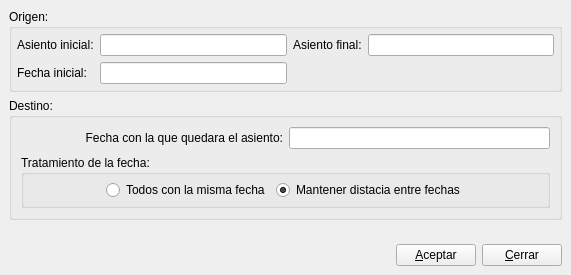
First picture: the form in bulmages/bulmacont/plugins/pluginbc_duplicarasiento/bcasientoduplicarbase.ui, repository eboladev/Bulmages-1, before the edit.
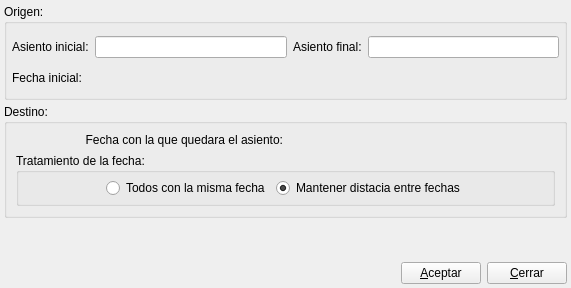
Second picture: the form after the edit. Icons and pictures are not drawn. Custom widgets are drawn as their Qt base class.

What changed in the file:
```diff
--- a/bulmages/bulmacont/plugins/pluginbc_duplicarasiento/bcasientoduplicarbase.ui
+++ b/bulmages/bulmacont/plugins/pluginbc_duplicarasiento/bcasientoduplicarbase.ui
@@ -1,12 +1,12 @@
 <ui version="4.0" >
  <class>DuplicarAsientoBase</class>
- <widget class="QDialog" name="DuplicarAsientoBase" >
-  <property name="geometry" >
+ <widget class="QDialog" name="DuplicarAsientoBase">
+  <property name="geometry">
    <rect>
     <x>0</x>
     <y>0</y>
     <width>571</width>
-    <height>275</height>
+    <height>288</height>
    </rect>
   </property>
   <property name="windowTitle" >
@@ -15,12 +15,12 @@
   <property name="windowIcon" >
    <iconset resource="../../bulmages.qrc" >:/BulmaCont32x32/images/png/i_bulmages.png</iconset>
   </property>
-  <layout class="QVBoxLayout" >
-   <property name="margin" >
-    <number>9</number>
+  <layout class="QVBoxLayout">
+   <property name="spacing">
+    <number>4</number>
    </property>
-   <property name="spacing" >
-    <number>6</number>
+   <property name="margin">
+    <number>4</number>
    </property>
    <item>
     <widget class="QGroupBox" name="groupBox_3" >
@@ -69,12 +69,10 @@
         <item row="0" column="3" >
          <widget class="QLineEdit" name="aofinal" />
         </item>
-        <item row="1" column="1" >
-         <widget class="BlDateSearch" name="foinicial" >
-          <property name="sizePolicy" >
-           <sizepolicy>
-            <hsizetype>13</hsizetype>
-            <vsizetype>0</vsizetype>
+        <item row="1" column="1">
+         <widget class="BlDateSearch" name="foinicial">
+          <property name="sizePolicy">
+           <sizepolicy hsizetype="Ignored" vsizetype="Fixed">
             <horstretch>0</horstretch>
             <verstretch>0</verstretch>
            </sizepolicy>
@@ -91,21 +89,21 @@
      <property name="title" >
       <string>Destino:</string>
      </property>
-     <layout class="QVBoxLayout" >
-      <property name="margin" >
-       <number>9</number>
-      </property>
-      <property name="spacing" >
+     <layout class="QVBoxLayout">
+      <property name="spacing">
        <number>6</number>
       </property>
+      <property name="margin">
+       <number>9</number>
+      </property>
       <item>
-       <layout class="QHBoxLayout" >
-        <property name="margin" >
-         <number>0</number>
-        </property>
-        <property name="spacing" >
+       <layout class="QHBoxLayout">
+        <property name="spacing">
          <number>6</number>
         </property>
+        <property name="margin">
+         <number>0</number>
+        </property>
         <item>
          <widget class="QLabel" name="textLabel1_3_2" >
           <property name="layoutDirection" >
@@ -120,11 +118,9 @@
          </widget>
         </item>
         <item>
-         <widget class="BlDateSearch" name="fdinicial" >
-          <property name="sizePolicy" >
-           <sizepolicy>
-            <hsizetype>5</hsizetype>
-            <vsizetype>0</vsizetype>
+         <widget class="BlDateSearch" name="fdinicial">
+          <property name="sizePolicy">
+           <sizepolicy hsizetype="Preferred" vsizetype="Fixed">
             <horstretch>0</horstretch>
             <verstretch>0</verstretch>
            </sizepolicy>
@@ -146,13 +142,13 @@
           <number>5</number>
          </property>
          <item>
-          <layout class="QHBoxLayout" >
-           <property name="margin" >
-            <number>0</number>
-           </property>
-           <property name="spacing" >
+          <layout class="QHBoxLayout">
+           <property name="spacing">
             <number>6</number>
            </property>
+           <property name="margin">
+            <number>0</number>
+           </property>
            <item>
             <spacer>
              <property name="orientation" >
@@ -221,13 +217,13 @@
     </spacer>
    </item>
    <item>
-    <layout class="QHBoxLayout" >
-     <property name="margin" >
-      <number>0</number>
-     </property>
-     <property name="spacing" >
+    <layout class="QHBoxLayout">
+     <property name="spacing">
       <number>6</number>
      </property>
+     <property name="margin">
+      <number>0</number>
+     </property>
      <item>
       <spacer>
        <property name="orientation" >
@@ -268,11 +264,11 @@
    </item>
   </layout>
  </widget>
- <layoutdefault spacing="6" margin="11" />
+ <layoutdefault spacing="6" margin="11"/>
  <customwidgets>
   <customwidget>
    <class>BlDateSearch</class>
-   <extends>QLineEdit</extends>
+   <extends>QWidget</extends>
    <header>bldatesearch.h</header>
   </customwidget>
  </customwidgets>
```
Left out of the diff: 123 changed lines with no effect on the pictures.
